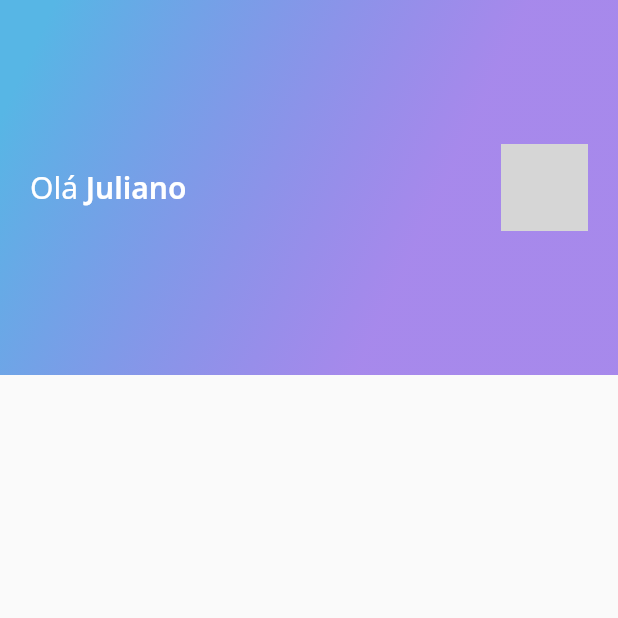
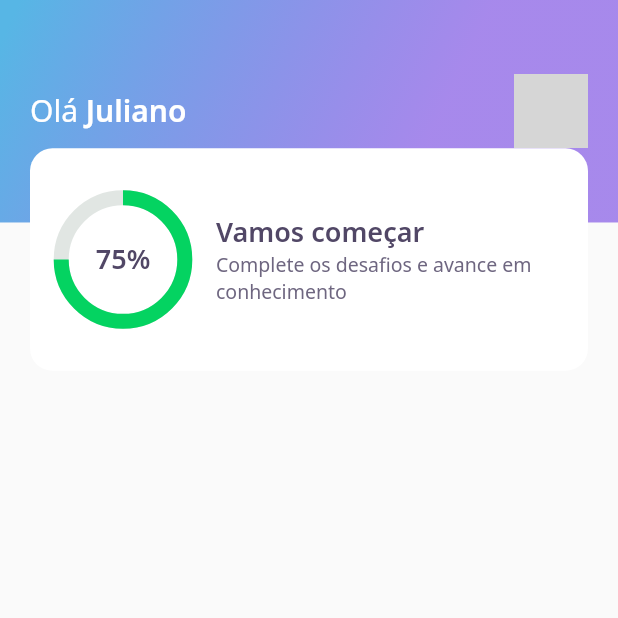
Before and after one commit to julianoventola/DevQuiz-NLW5, a Flutter app: the screen it shows after launch, on a phone screen of 412 x 824 dp, the top half of it. Run offline on Flutter 3.47's test engine with Material 2 defaults, Android fonts, the phone set to English and light mode, and no system bars; our stand-ins replace google_fonts; network calls fail; grey boxes are pictures that could not be loaded.

Commit message:
feat: Appbar and score card

```diff
--- a/lib/home/home_page.dart
+++ b/lib/home/home_page.dart
@@ -13,7 +13,7 @@ class _HomePageState extends State<HomePage> {
   @override
   Widget build(BuildContext context) {
     return Scaffold(
-      appBar: AppBarWidget(),
+      appBar: AppBarWidget(context),
     );
   }
 }
--- a/lib/home/widgets/appbar/appbar_widget.dart
+++ b/lib/home/widgets/appbar/appbar_widget.dart
@@ -1,20 +1,32 @@
 import 'package:devquiz/core/app_gradients.dart';
 import 'package:devquiz/core/app_text_styles.dart';
+import 'package:devquiz/home/widgets/score_card/score_card_widget.dart';
 import 'package:flutter/cupertino.dart';
 
 class AppBarWidget extends PreferredSize {
-  AppBarWidget()
+  AppBarWidget(context)
       : super(
-          preferredSize: Size.fromHeight(250),
+          preferredSize: Size.fromHeight(MediaQuery.of(context).padding.top +
+              MediaQuery.of(context).size.height * 0.30),
           child: Container(
-            height: 250,
+            height: MediaQuery.of(context).padding.top +
+                MediaQuery.of(context).size.height * 0.30,
+            child: Stack(
+              children: [
+                Container(
+                  height: MediaQuery.of(context).padding.top +
+                      MediaQuery.of(context).size.height * 0.18,
+                  width: double.maxFinite,
+                  padding: EdgeInsets.symmetric(horizontal: 20),
                   decoration: BoxDecoration(gradient: AppGradients.linear),
-            padding: EdgeInsets.symmetric(horizontal: 20),
                   child: Row(
                     mainAxisAlignment: MainAxisAlignment.spaceBetween,
                     children: [
                       Text.rich(
-                  TextSpan(text: 'Olá ', style: AppTextStyles.title, children: [
+                        TextSpan(
+                            text: 'Olá ',
+                            style: AppTextStyles.title,
+                            children: [
                               TextSpan(
                                 text: 'Juliano',
                                 style: AppTextStyles.titleBold,
@@ -22,11 +34,12 @@ class AppBarWidget extends PreferredSize {
                             ]),
                       ),
                       Container(
-                  width: 58,
-                  height: 58,
+                        width: MediaQuery.of(context).size.width * 0.12,
+                        height: MediaQuery.of(context).size.width * 0.12,
                         decoration: BoxDecoration(
-                    borderRadius: BorderRadius.circular(10),
+                          borderRadius: BorderRadius.circular(12),
                           image: DecorationImage(
+                            fit: BoxFit.fill,
                             image: NetworkImage(
                               'https://avatars.githubusercontent.com/u/28475558?v=4',
                             ),
@@ -36,5 +49,12 @@ class AppBarWidget extends PreferredSize {
                     ],
                   ),
                 ),
+                Align(
+                  alignment: Alignment(0, 1),
+                  child: ScoreCardWidget(),
+                ),
+              ],
+            ),
+          ),
         );
 }
--- /dev/null
+++ b/lib/home/widgets/chart/chart_widget.dart
@@ -0,0 +1,31 @@
+import 'package:devquiz/core/app_colors.dart';
+import 'package:devquiz/core/app_text_styles.dart';
+import 'package:flutter/material.dart';
+
+class ChartWidget extends StatelessWidget {
+  const ChartWidget({Key? key}) : super(key: key);
+
+  @override
+  Widget build(BuildContext context) {
+    return Container(
+      child: Stack(
+        children: [
+          Center(
+            child: Container(
+              height: MediaQuery.of(context).size.width * 0.2,
+              width: MediaQuery.of(context).size.width * 0.2,
+              child: CircularProgressIndicator(
+                strokeWidth: 10,
+                value: 0.75,
+                backgroundColor: AppColors.chartSecondary,
+                valueColor:
+                    AlwaysStoppedAnimation<Color>(AppColors.chartPrimary),
+              ),
+            ),
+          ),
+          Center(child: Text('75%', style: AppTextStyles.heading)),
+        ],
+      ),
+    );
+  }
+}
--- /dev/null
+++ b/lib/home/widgets/score_card/score_card_widget.dart
@@ -0,0 +1,47 @@
+import 'package:devquiz/core/app_text_styles.dart';
+import 'package:devquiz/home/widgets/chart/chart_widget.dart';
+import 'package:flutter/material.dart';
+
+class ScoreCardWidget extends StatelessWidget {
+  const ScoreCardWidget({Key? key}) : super(key: key);
+
+  @override
+  Widget build(BuildContext context) {
+    return Padding(
+      padding: const EdgeInsets.symmetric(horizontal: 20),
+      child: Container(
+        height: MediaQuery.of(context).size.height * 0.18,
+        decoration: BoxDecoration(
+          color: Colors.white,
+          borderRadius: BorderRadius.circular(15),
+        ),
+        child: Row(
+          crossAxisAlignment: CrossAxisAlignment.center,
+          children: [
+            Expanded(
+              flex: 1,
+              child: ChartWidget(),
+            ),
+            Expanded(
+              flex: 2,
+              child: Column(
+                mainAxisAlignment: MainAxisAlignment.center,
+                crossAxisAlignment: CrossAxisAlignment.start,
+                children: [
+                  Text(
+                    'Vamos começar',
+                    style: AppTextStyles.heading,
+                  ),
+                  Text(
+                    'Complete os desafios e avance em conhecimento',
+                    style: AppTextStyles.body,
+                  ),
+                ],
+              ),
+            )
+          ],
+        ),
+      ),
+    );
+  }
+}
```
Lines whose indentation alone changed are shown as unchanged.
